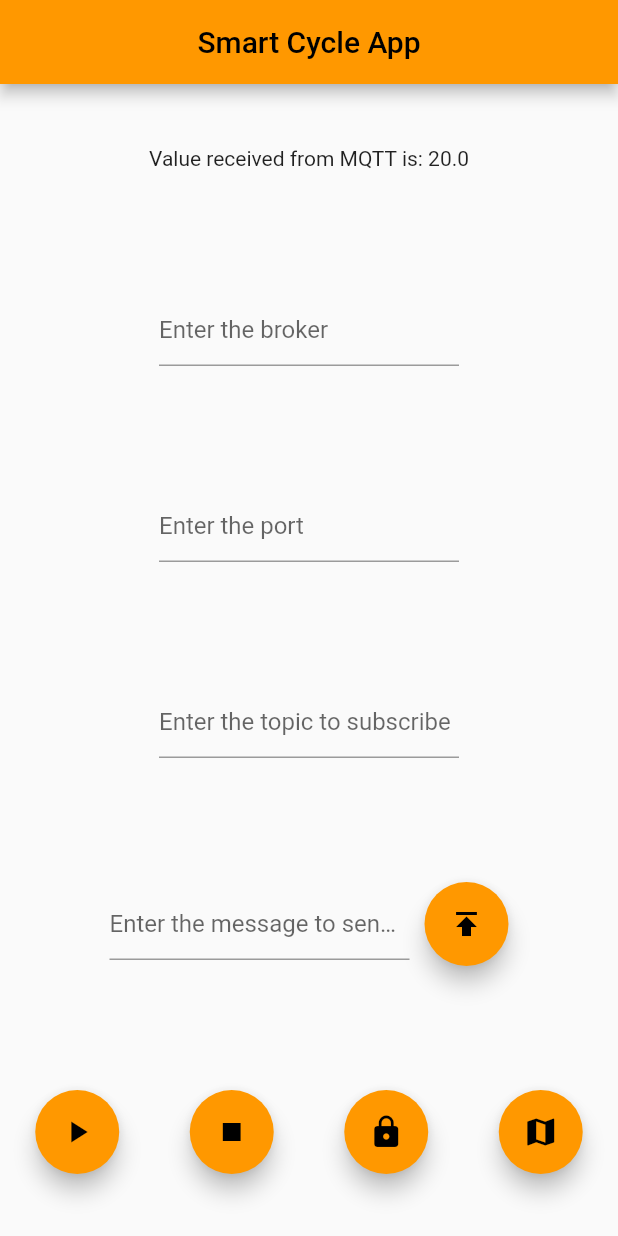
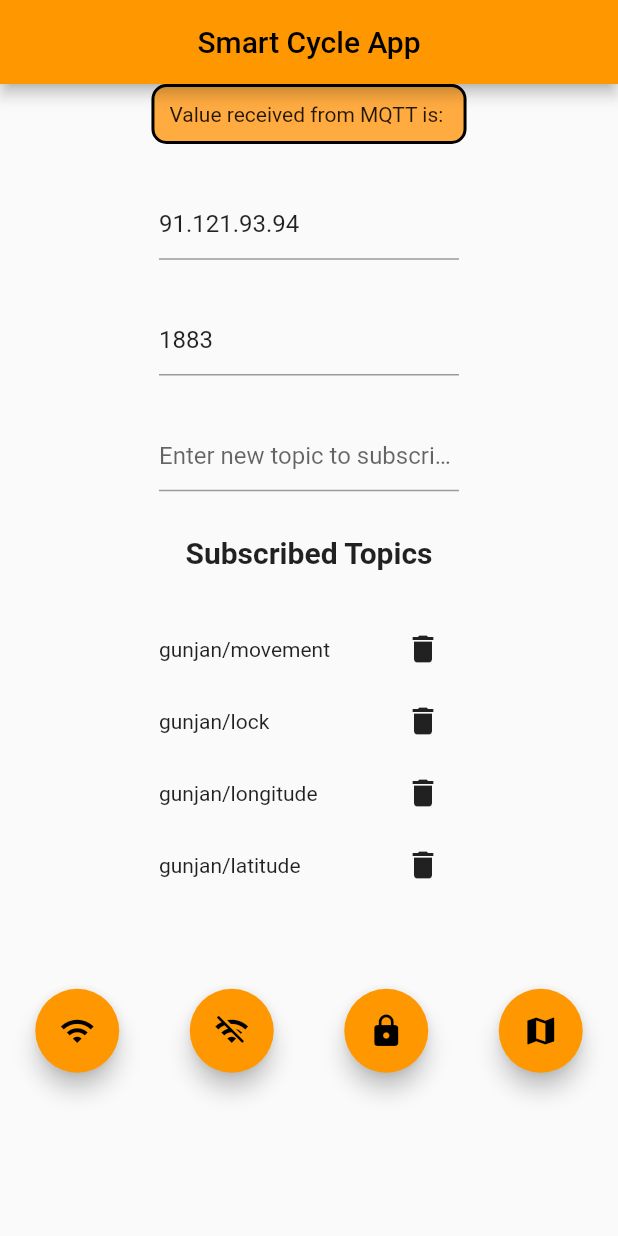
Before and after one commit to GunjanDhanuka/smart-cycle-app, a Flutter app: the screen it shows after launch, on a phone screen of 412 x 824 dp. Run offline on Flutter 3.47's test engine with Material 2 defaults, Android fonts, the phone set to English and light mode, and no system bars; our stand-ins replace animated_splash_screen, flutter_map, latlong2; missing offline and left inert: mapbox_gl, mqtt_client.

Commit message:
some UI changes to the main screen. icons changed

```diff
--- a/lib/main.dart
+++ b/lib/main.dart
@@ -8,9 +8,9 @@ import 'package:smart_cycle_app/pages/lock.dart';
 import 'package:smart_cycle_app/pages/splash.dart';
 import 'package:animated_splash_screen/animated_splash_screen.dart';
 
-
 void main() {
-  runApp(MaterialApp(
+  runApp(
+    MaterialApp(
       initialRoute: '/',
       routes: {
         '/': (context) => const MyApp(),
@@ -30,7 +30,7 @@ class MyApp extends StatelessWidget {
   @override
   Widget build(BuildContext context) {
     return MaterialApp(
-      title: 'Flutter Demo',
+      title: 'Smart Cycle App',
       theme: ThemeData(
         primarySwatch: Colors.orange,
       ),
@@ -40,13 +40,17 @@ class MyApp extends StatelessWidget {
         // splash: Icons.motorcycle_rounded,
         // splashIconSize: 100,
         backgroundColor: Colors.orangeAccent,
-        duration:1500,
+        duration: 1500,
         splashTransition: SplashTransition.fadeTransition,
         splash: Center(
           child: Column(
             children: [
               // cycle icon
-              Icon(Icons.motorcycle_rounded, color: Colors.white, size: 30,),
+              Icon(
+                Icons.motorcycle_rounded,
+                color: Colors.white,
+                size: 30,
+              ),
               Container(
                   child: Text(
                 "Smart Cycle App",
@@ -55,8 +59,7 @@ class MyApp extends StatelessWidget {
                   fontSize: 30,
                   fontWeight: FontWeight.bold,
                 ),
-                  )
-              ),
+              )),
             ],
           ),
         ),
@@ -71,7 +74,8 @@ class MyHomePage extends StatefulWidget {
 
   final String title;
 
-  @override  State<MyHomePage> createState() => _MyHomePageState();
+  @override
+  State<MyHomePage> createState() => _MyHomePageState();
 }
 
 class _MyHomePageState extends State<MyHomePage> {
@@ -87,9 +91,14 @@ class _MyHomePageState extends State<MyHomePage> {
   double latitude = 26.1113;
   double longitude = 91.4133;
 
-  List<String> topics = ['gunjan/movement', 'gunjan/lock', 'gunjan/longitude', 'gunjan/latitude'];
+  List<String> topics = [
+    'gunjan/movement',
+    'gunjan/lock',
+    'gunjan/longitude',
+    'gunjan/latitude'
+  ];
 
-  double _temp = 20;
+  String msg = "";
 
   mqtt.MqttClient client;
   mqtt.MqttConnectionState connectionState;
@@ -145,19 +154,33 @@ class _MyHomePageState extends State<MyHomePage> {
         title: Text(widget.title),
         centerTitle: true,
       ),
-        body: Center(
+      body: SingleChildScrollView(
+        physics: const ClampingScrollPhysics(),
+        child: Container(
+          height: MediaQuery.of(context).size.height*0.8,
           child:
               // wrap the text field in a container to set the width
               Column(
-            mainAxisAlignment: MainAxisAlignment.spaceAround,
+            mainAxisAlignment: MainAxisAlignment.spaceBetween,
             children: [
-              SizedBox(
-                child: Text("Value received from MQTT is: " + _temp.toString()),
+              Container(
+                // add rounded corners and a border to the container with a solid fill with a padding
+                decoration: BoxDecoration(
+                  color: Colors.orangeAccent,
+                  borderRadius: BorderRadius.circular(10),
+                  border: Border.all(
+                    color: Colors.black,
+                    width: 2,
+                  ),
+                ),
+                padding: EdgeInsets.all(10),
+                child: Text("Value received from MQTT is: " + msg),
               ),
               Container(
                 width: 200,
-                child: TextField(
+                child: TextFormField(
                   // set the hint text
+                  initialValue: broker,
                   decoration: InputDecoration(hintText: 'Enter the broker'),
                   onChanged: (value) {
                     setState(() {
@@ -168,9 +191,10 @@ class _MyHomePageState extends State<MyHomePage> {
               ),
               Container(
                 width: 200,
-                child: TextField(
+                child: TextFormField(
                   // set the hint text
                   decoration: InputDecoration(hintText: 'Enter the port'),
+                  initialValue: port.toString(),
                   onChanged: (value) {
                     setState(() {
                       port = int.parse(value);
@@ -178,52 +202,81 @@ class _MyHomePageState extends State<MyHomePage> {
                   },
                 ),
               ),
+              // a field to connect to a new topic. process only when user presses enter
               Container(
-                // textfield to ask for the topic to listen to
                 width: 200,
-                child: TextField(
+                child: TextFormField(
                   // set the hint text
-                  decoration:
-                      InputDecoration(hintText: 'Enter the topic to subscribe'),
-                  onChanged: (value) {
+                  decoration: InputDecoration(hintText: 'Enter new topic to subscribe to'),
+                  onFieldSubmitted: (value) {
                     setState(() {
+                      topics.add(value);
                       _subscribeToTopic(value);
                     });
                   },
                 ),
               ),
+              // add a heading for the list
+              Text("Subscribed Topics", style: TextStyle(
+                fontSize: 20,
+                fontWeight: FontWeight.bold,
+              ),),
+              // show list of topics currently subscribed to and a button to unsubscribe
+              Container(
+                width: 200,
+                child: Column(
+                  children: [
+                    for (String topic in topics)
+                      Row(
+                        mainAxisAlignment: MainAxisAlignment.spaceBetween,
+                        children: [
+                          Text(topic),
+                          IconButton(
+                            icon: Icon(Icons.delete),
+                            onPressed: () {
+                              setState(() {
+                                topics.remove(topic);
+                              });
+                            },
+                          ),
+                        ],
+                      ),
+                  ],
+                ),
+              ),
+
               Row(
                 mainAxisAlignment: MainAxisAlignment.center,
                 children: [
-                  Container(
-                    // Add a
-                    child: TextField(
-                      // set the hint text
-                      decoration: InputDecoration(
-                          hintText: 'Enter the message to send on MQTT'),
-                      onChanged: (value) {
-                        setState(() {
-                          message = value;
-                        });
-                      },
-                    ),
-                    width: 200,
-                  ),
-                  // add a gap of 10 pixels
-                  SizedBox(
-                    width: 10,
-                  ),
-                  FloatingActionButton(
-                    onPressed: () {
-                      final mqtt.MqttClientPayloadBuilder builder =
-                          mqtt.MqttClientPayloadBuilder();
-                      builder.addString(message);
-                      client.publishMessage("gunjan/node2phone",
-                          mqtt.MqttQos.exactlyOnce, builder.payload);
-                    },
-                    tooltip: 'Publish',
-                    child: Icon(Icons.publish),
-                  ),
+                  // Container(
+                  //   // Add a
+                  //   child: TextField(
+                  //     // set the hint text
+                  //     decoration: InputDecoration(
+                  //         hintText: 'Enter the message to send on MQTT'),
+                  //     onChanged: (value) {
+                  //       setState(() {
+                  //         message = value;
+                  //       });
+                  //     },
+                  //   ),
+                  //   width: 200,
+                  // ),
+                  // // add a gap of 10 pixels
+                  // SizedBox(
+                  //   width: 10,
+                  // ),
+                  // FloatingActionButton(
+                  //   onPressed: () {
+                  //     final mqtt.MqttClientPayloadBuilder builder =
+                  //         mqtt.MqttClientPayloadBuilder();
+                  //     builder.addString(message);
+                  //     client.publishMessage("gunjan/node2phone",
+                  //         mqtt.MqttQos.exactlyOnce, builder.payload);
+                  //   },
+                  //   tooltip: 'Publish',
+                  //   child: Icon(Icons.publish),
+                  // ),
                 ],
               ),
               Container(
@@ -233,13 +286,13 @@ class _MyHomePageState extends State<MyHomePage> {
                   children: [
                     FloatingActionButton(
                       onPressed: _connect,
-                      tooltip: 'Play',
-                      child: Icon(Icons.play_arrow),
+                      tooltip: 'Connect to MQTT',
+                      child: Icon(Icons.wifi),
                     ),
                     FloatingActionButton(
                       onPressed: _disconnect,
-                      tooltip: 'Disconnect',
-                      child: Icon(Icons.stop),
+                      tooltip: 'Disconnect from MQTT',
+                      child: Icon(Icons.wifi_off),
                     ),
                     // add a button with lock icon which will navigate to the lock page
                     FloatingActionButton(
@@ -262,7 +315,12 @@ class _MyHomePageState extends State<MyHomePage> {
                         // Navigator.pushNamed(context, '/location');
                         Navigator.push(
                           context,
-                          MaterialPageRoute(builder: (context) => MapWidget(client: client, latitude: latitude, longitude: longitude,)),
+                          MaterialPageRoute(
+                              builder: (context) => MapWidget(
+                                    client: client,
+                                    latitude: latitude,
+                                    longitude: longitude,
+                                  )),
                         );
                       },
                       tooltip: 'Map',
@@ -272,6 +330,7 @@ class _MyHomePageState extends State<MyHomePage> {
                 ),
               )
             ],
+          ),
         ),
       ),
       // bottomNavigationBar: BottomNavigationBar(
@@ -342,7 +401,7 @@ class _MyHomePageState extends State<MyHomePage> {
     print("[MQTT client] message with message: ${message}");
 
     String topic = event[0].topic;
-    if(topic == "gunjan/movement"){
+    if (topic == "gunjan/movement") {
       // show an alert dialog to the user
       print("ALERTTTT!");
       showDialog(
@@ -350,13 +409,21 @@ class _MyHomePageState extends State<MyHomePage> {
         builder: (BuildContext context) {
           return AlertDialog(
             title: Text("Movement Detected"),
-            content: Text("Movement has been detected in the cycle. Click OK to see the location of the cycle."),
+            content: Text(
+                "Movement has been detected in the cycle. Click OK to see the location of the cycle."),
             actions: [
               TextButton(
                 child: Text("OK"),
                 onPressed: () {
                   Navigator.of(context).pop();
-                  Navigator.push(context, MaterialPageRoute(builder: (context) => MapWidget(client: client, latitude: latitude, longitude: longitude,)));
+                  Navigator.push(
+                      context,
+                      MaterialPageRoute(
+                          builder: (context) => MapWidget(
+                                client: client,
+                                latitude: latitude,
+                                longitude: longitude,
+                              )));
                 },
               )
             ],
@@ -365,29 +432,39 @@ class _MyHomePageState extends State<MyHomePage> {
       );
     }
 
-    if(topic == "gunjan/latitude"){
+    if (topic == "gunjan/latitude") {
       latitude = double.parse(message);
       print("Changed the value of the latitude");
       Navigator.of(context).pop();
       Navigator.push(
         context,
-          MaterialPageRoute(builder: (context) => MapWidget(client: client, latitude: latitude, longitude: longitude,)),
+        MaterialPageRoute(
+            builder: (context) => MapWidget(
+                  client: client,
+                  latitude: latitude,
+                  longitude: longitude,
+                )),
       );
     }
 
-    if(topic == "gunjan/longitude"){
+    if (topic == "gunjan/longitude") {
       longitude = double.parse(message);
       print("Changed the value of the latitude");
       Navigator.of(context).pop();
       Navigator.push(
         context,
-          MaterialPageRoute(builder: (context) => MapWidget(client: client, latitude: latitude, longitude: longitude,)),
+        MaterialPageRoute(
+            builder: (context) => MapWidget(
+                  client: client,
+                  latitude: latitude,
+                  longitude: longitude,
+                )),
       );
     }
 
-    // setState(() {
-    //   _temp = double.parse(message);
-    // });
+    setState(() {
+      msg = message;
+    });
   }
 }
 
--- a/lib/pages/location.dart
+++ b/lib/pages/location.dart
@@ -138,7 +138,6 @@ class MapWidgetState extends State<MapWidget> {
                 },
               ),
               MarkerLayerOptions(
-
                 markers: [
                   for (final marker in mapMarkers)
                     Marker(
@@ -169,7 +168,8 @@ class MapWidgetState extends State<MapWidget> {
                       }
                     ),
                 ]
-              )
+              ),
+
             ],
           ),
         ],
```
Lines whose indentation alone changed are shown as unchanged.
